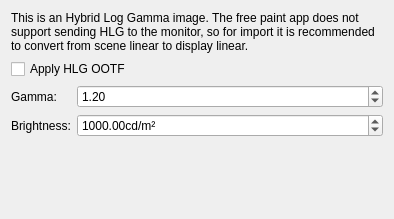
serika12345/librepaint, file libs/ui/dialogs/kis_dlg_hlg_import.ui: the form before one commit.
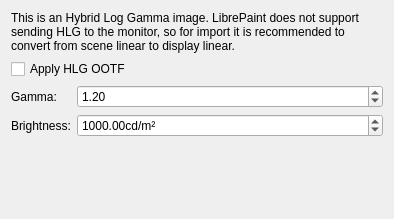
The form after the commit.

Commit message: Stage 3: refine LibrePaint naming

```diff
--- a/libs/ui/dialogs/kis_dlg_hlg_import.ui
+++ b/libs/ui/dialogs/kis_dlg_hlg_import.ui
@@ -17,7 +17,7 @@
    <item row="0" column="0" colspan="2">
     <widget class="QLabel" name="label">
      <property name="text">
-      <string>&lt;html&gt;&lt;head/&gt;&lt;body&gt;&lt;p&gt;This is an Hybrid Log Gamma image. The free paint app does not support sending HLG to the monitor, so for import it is recommended to convert from scene linear to display linear.&lt;/p&gt;&lt;/body&gt;&lt;/html&gt;</string>
+      <string>&lt;html&gt;&lt;head/&gt;&lt;body&gt;&lt;p&gt;This is an Hybrid Log Gamma image. LibrePaint does not support sending HLG to the monitor, so for import it is recommended to convert from scene linear to display linear.&lt;/p&gt;&lt;/body&gt;&lt;/html&gt;</string>
      </property>
      <property name="wordWrap">
       <bool>true</bool>
```
The commit also changes 68 other files.
